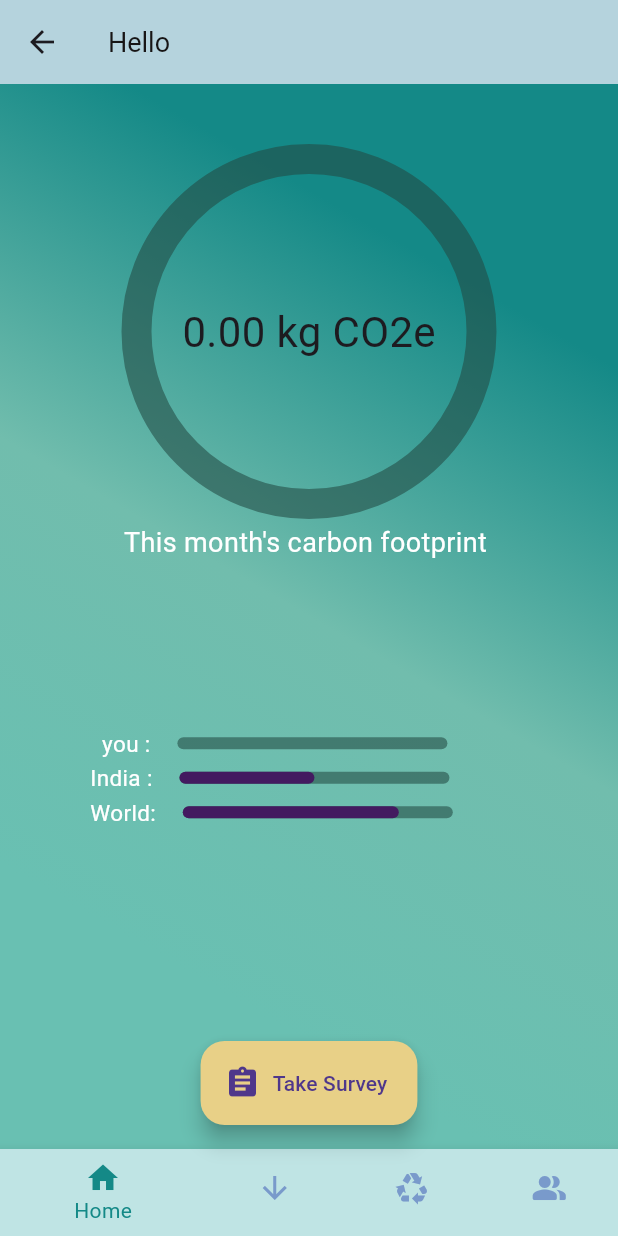
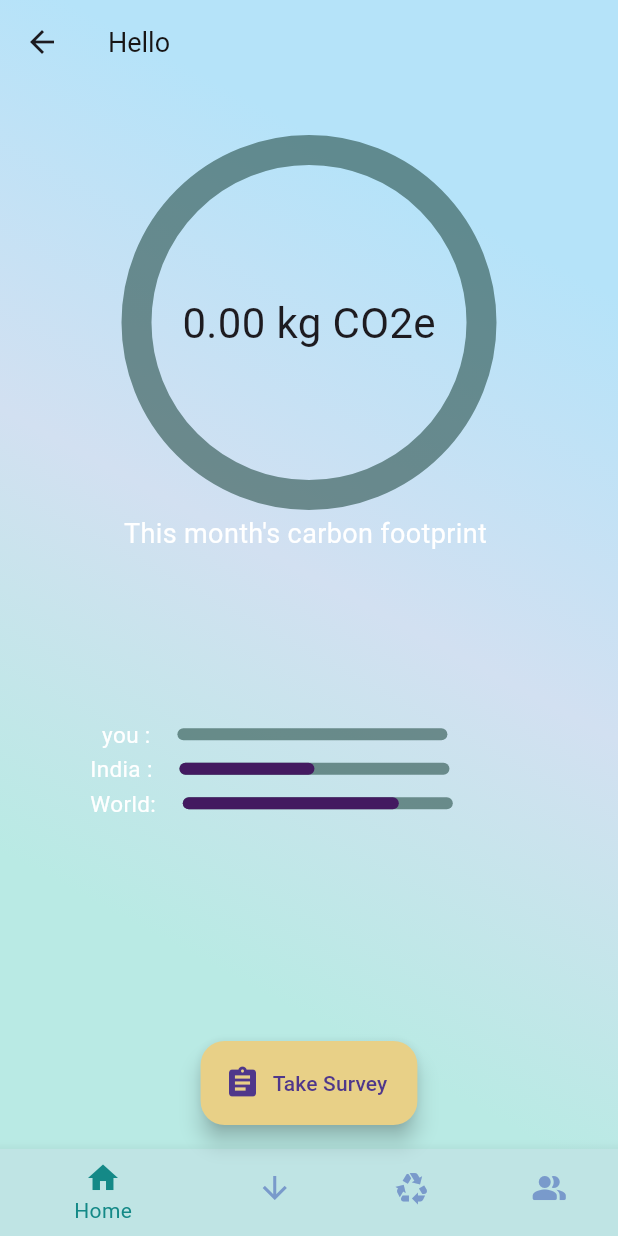
Before and after one commit to AartiDevkar/BEarthly, a Flutter app: the HomePage screen opened by its route, on a phone screen of 412 x 824 dp. Run offline on Flutter 3.47's test engine with Material 3 defaults, Android fonts, the phone set to English and light mode, and no system bars; drawn by our look-alikes of percent_indicator; our stand-ins replace cloud_firestore, firebase_auth, firebase_core, fl_chart, google_sign_in, shared_preferences and 1 more; accounts and stored records are empty.

Commit message:
fix:survey Pages

```diff
--- a/lib/carbonTrack/components/co2_calculator.dart
+++ b/lib/carbonTrack/components/co2_calculator.dart
@@ -29,7 +29,9 @@ class QuestionResponses {
 
 class CarbonCalculator {
   late BuildContext context;
+
   List<QuestionResponses> questionResponses = [];
+
   double totalCarbonFootprint = 0.0;
   double travelFootprints = 0.0;
   double houseHoldFootprints = 0.0;
@@ -39,31 +41,16 @@ class CarbonCalculator {
   CarbonCalculator(this.context);
 
   static final List<List<double>> emissions = [
-    [0.03, 0.08, 0.05], // Transport (example: kg CO2 per km traveled)
-    [0.2, 0.1, 0.15, 0.18], // Flights (example: kg CO2 per passenger-km)
-    [0.02, 0.03, 0.01, 0.005], // Shopping (example: kg CO2 per dollar spent)
-    [0.05, 0.04, 0.03], // Energy sources (example: kg CO2 per kWh)
-    [0.01, 0.005], // LED bulbs (example: kg CO2 per hour of use)
-    [0.1, 0.08, 0.05, 0.03], // Appliances (example: kg CO2 per hour of use)
-    [
-      0.03,
-      0.02,
-      0.01,
-      0.004
-    ], // Protein sources (example: kg CO2 per gram of protein)
-    [
-      0.01,
-      0.015,
-      0.005,
-      0.002
-    ], // Water usage (example: kg CO2 per gallon of water)
-    [0.02, 0.01, 0.005, 0.002], // Recycle (example: kg CO2 per item recycled)
-    [
-      0.01,
-      0.007,
-      0.005,
-      0.002
-    ], // E-waste recycle (example: kg CO2 per item recycled)
+    [20, 70, 2], // Transport (example: kg CO2 per km traveled)
+    [0, 30, 50, 100], // Flights (example: kg CO2 per passenger-km)
+    [20, 30, 5], // Shopping (example: kg CO2 per dollar spent)
+    [2, 50, 20], // Energy sources (example: kg CO2 per kWh)
+    [3, 6], // LED bulbs (example: kg CO2 per hour of use)
+    [40, 30, 10, 0.0], // Appliances (example: kg CO2 per hour of use)
+    [15, 10, 6, 5], // Protein sources (example: kg CO2 per gram of protein)
+    [0.01, 0.2, 0.3, 0.5], // Water usage (example: kg CO2 per gallon of water)
+    [0.0, 0.1, 0.3, 0.5], // Recycle (example: kg CO2 per item recycled)
+    [0.1, 0.2, 0.4, 0.3], // E-waste recycle (example: kg CO2 per item recycled)
   ];
 
   CollectionReference surveyCollection =
@@ -101,19 +88,18 @@ class CarbonCalculator {
     }
 
     double travelFootprints =
-        (getEmissionValue(questionResponses[0]?.toString() ?? '1', 0)) * 40 +
-            (getEmissionValue(questionResponses[1]?.toString() ?? '1', 1)) *
-                80 +
-            getEmissionValue(questionResponses[2]?.toString() ?? '1', 2) * 60;
+        (getEmissionValue(questionResponses[0]?.toString() ?? '1', 0)) +
+            (getEmissionValue(questionResponses[1]?.toString() ?? '1', 1)) +
+            getEmissionValue(questionResponses[2]?.toString() ?? '1', 2);
     double houseHoldFootprints =
-        getEmissionValue(questionResponses[3]?.toString() ?? '1', 3) * 30 +
-            getEmissionValue(questionResponses[4]?.toString() ?? '1', 4) * 20 +
-            getEmissionValue(questionResponses[5]?.toString() ?? '1', 5) * 80;
+        getEmissionValue(questionResponses[3]?.toString() ?? '1', 3) +
+            getEmissionValue(questionResponses[4]?.toString() ?? '1', 4) +
+            getEmissionValue(questionResponses[5]?.toString() ?? '1', 5);
     double foodFootprints =
-        getEmissionValue(questionResponses[6]?.toString() ?? '1', 6) * 20;
+        getEmissionValue(questionResponses[6]?.toString() ?? '1', 6);
     double recycleFootprints =
-        (getEmissionValue(questionResponses[8]?.toString() ?? '1', 8)) * 10 +
-            (getEmissionValue(questionResponses[9]?.toString() ?? '1', 9)) * 20;
+        (getEmissionValue(questionResponses[8]?.toString() ?? '1', 8)) +
+            (getEmissionValue(questionResponses[9]?.toString() ?? '1', 9));
 
     double totalCarbon = travelFootprints +
         houseHoldFootprints +
--- a/lib/carbonTrack/home_page.dart
+++ b/lib/carbonTrack/home_page.dart
@@ -2,6 +2,7 @@ import 'package:bearthly/carbonTrack/components/survey.dart';
 import 'package:cloud_firestore/cloud_firestore.dart';
 import 'package:firebase_auth/firebase_auth.dart';
 import 'package:flutter/material.dart';
+import 'package:shared_preferences/shared_preferences.dart';
 
 import 'components/indicator.dart';
 
@@ -25,6 +26,7 @@ class _HomePageState extends State<HomePage> with TickerProviderStateMixin {
   void initState() {
     super.initState();
     _fetchUserName();
+    _loadCalculatedPercent();
 
     // Initialize the animation controller
     _animationController = AnimationController(
@@ -41,6 +43,16 @@ class _HomePageState extends State<HomePage> with TickerProviderStateMixin {
 
     // Start the animation
     _animationController.forward();
+  }
+
+  Future<void> _loadCalculatedPercent() async {
+    SharedPreferences prefs = await SharedPreferences.getInstance();
+    double? storedPercent = prefs.getDouble('calculatedPercent');
+    if (storedPercent != null) {
+      setState(() {
+        calculatedPercent = storedPercent;
+      });
+    }
   }
 
   @override
@@ -85,19 +97,26 @@ class _HomePageState extends State<HomePage> with TickerProviderStateMixin {
   }
 
   // Function to open the survey form dialog
-  void _openSurveyForm() {
+  void _openSurveyForm() async {
     showDialog(
       context: context,
       builder: (BuildContext context) {
         return AlertDialog(
-          title: const Text('Survey Form'),
+          title: const Text(
+            'Carbon footprint Tracker Survey',
+            style: TextStyle(fontSize: 20),
+          ),
           // Add your survey form widget here
           content: Survey(
-            onSurveyCompleted: (percent) {
+            onSurveyCompleted: (percent) async {
               // Update the state with the calculated percent
               setState(() {
                 calculatedPercent = percent;
               });
+
+              // Store the calculated percentage in shared preferences
+              SharedPreferences prefs = await SharedPreferences.getInstance();
+              prefs.setDouble('calculatedPercent', percent);
             },
             userId: FirebaseAuth.instance.currentUser?.uid ?? '',
           ),
@@ -118,9 +137,10 @@ class _HomePageState extends State<HomePage> with TickerProviderStateMixin {
   Widget build(BuildContext context) {
     double screenHeight = MediaQuery.of(context).size.height;
     return Scaffold(
+      extendBodyBehindAppBar: true,
       appBar: AppBar(
-        backgroundColor: Color.fromARGB(255, 191, 228, 228),
-        elevation: 7, // Remove app bar shadow
+        backgroundColor: Colors.transparent,
+        elevation: 0, // Remove app bar shadow
         scrolledUnderElevation: screenHeight,
         title: Text(
           "Hello $userName",
@@ -141,16 +161,17 @@ class _HomePageState extends State<HomePage> with TickerProviderStateMixin {
                 end: Alignment.bottomLeft,
                 stops: [0.2, 0.5, 0.8],
                 colors: [
-                  Color.fromARGB(255, 20, 137, 135),
-                  Color.fromARGB(255, 113, 189, 173),
-                  Color.fromARGB(255, 105, 192, 178),
+                  Color.fromARGB(255, 181, 227, 249),
+                  Color.fromARGB(255, 210, 224, 241),
+                  Color.fromARGB(255, 185, 234, 228),
                 ],
               ),
             ),
             child: Container(
               alignment: Alignment.topCenter,
               padding: const EdgeInsets.only(
-                  top: 40, left: 60, right: 60), // Adjust padding
+                  top: 90, left: 60, right: 60), // Adjust padding
+
               child: Indicator(
                 percent: calculatedPercent,
                 co2eKg: 0,
@@ -176,7 +197,6 @@ class _HomePageState extends State<HomePage> with TickerProviderStateMixin {
           // Navigate to the corresponding page when an icon is tapped
           switch (index) {
             case 0:
-              Navigator.pushReplacementNamed(context, '/home');
               break;
             case 1:
               Navigator.pushReplacementNamed(context, '/track');
--- a/lib/main.dart
+++ b/lib/main.dart
@@ -54,7 +54,6 @@ class MyApp extends StatelessWidget {
   Widget build(BuildContext context) {
     return MaterialApp(
       theme: ThemeData(
-        primarySwatch: Colors.teal,
         canvasColor: const Color.fromARGB(255, 191, 228, 228),
       ),
       debugShowCheckedModeBanner: false,
```
Also changed, not shown: lib/carbonTrack/components/survey.dart (+19 -10 lines).
